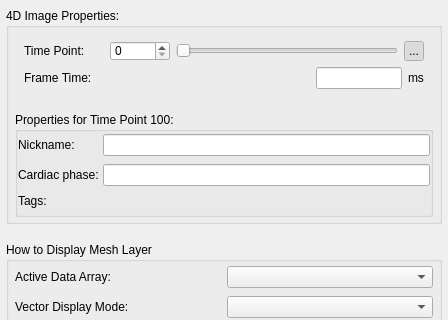
First picture: the form in GUI/Qt/Components/GeneralLayerInspector.ui, repository jilei-hao/itksnap, before the edit; both pictures show x 0 to 448 and y 411 to 731 of the 448 by 845 pixel window.
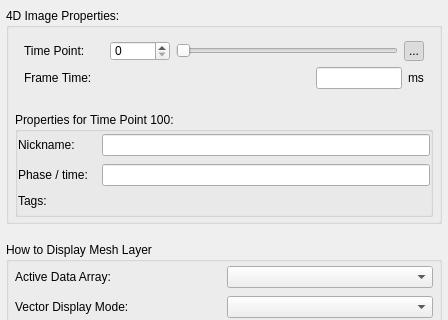
Second picture: the form after the edit. Icons and pictures are not drawn. Custom widgets are drawn as their Qt base class.

Commit message: GUI: generalize the per-time-point cardiac field to phase/time (CT + echo)

The edit to the form file:
```diff
--- a/GUI/Qt/Components/GeneralLayerInspector.ui
+++ b/GUI/Qt/Components/GeneralLayerInspector.ui
@@ -895,7 +895,7 @@
          <item row="1" column="0">
           <widget class="QLabel" name="lblTPCardiacPhase">
            <property name="text">
-            <string>Cardiac phase:</string>
+            <string>Phase / time:</string>
            </property>
           </widget>
          </item>
```
The commit also changes 3 other files.
